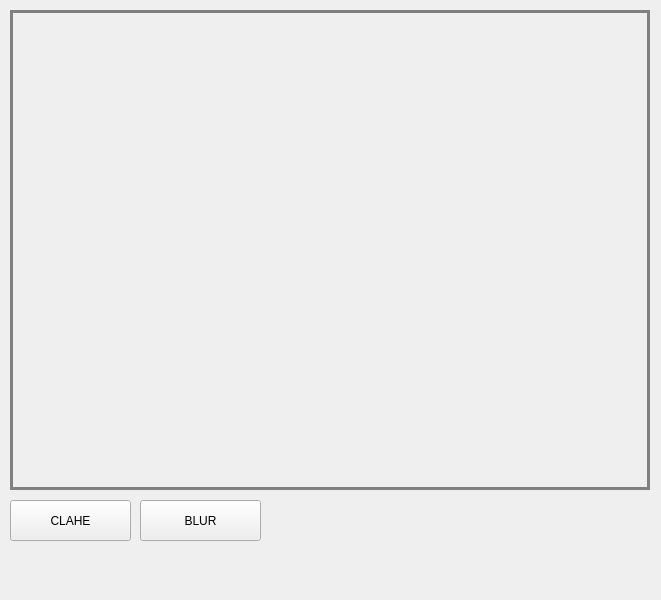
This is COMPUTER_VISION/COMPUTER_VISION.ui in goobncl/COMPUTER_VISION as Qt 5 draws it before an edit. The edited form follows.
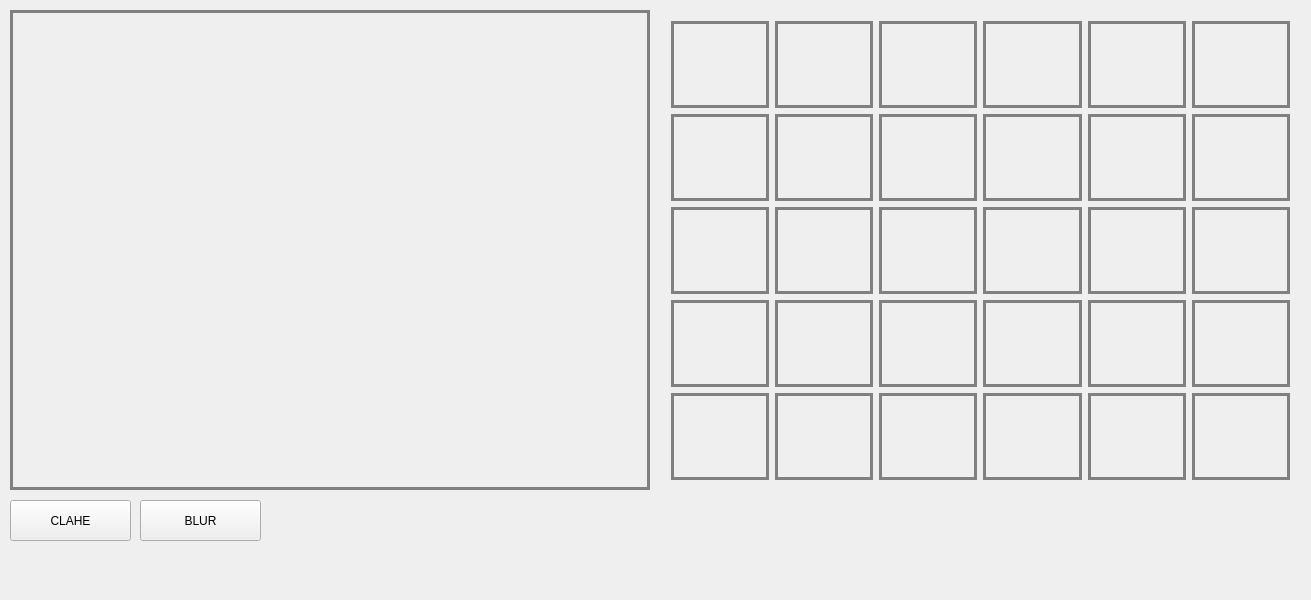
This is the edited form.

Commit message: UI 확장

The edit to the form file:
```diff
--- a/COMPUTER_VISION/COMPUTER_VISION.ui
+++ b/COMPUTER_VISION/COMPUTER_VISION.ui
@@ -6,7 +6,7 @@
    <rect>
     <x>0</x>
     <y>0</y>
-    <width>661</width>
+    <width>1311</width>
     <height>600</height>
    </rect>
   </property>
@@ -74,6 +74,498 @@
      <string>BLUR</string>
     </property>
    </widget>
+   <widget class="QWidget" name="gridLayoutWidget">
+    <property name="geometry">
+     <rect>
+      <x>660</x>
+      <y>10</y>
+      <width>641</width>
+      <height>481</height>
+     </rect>
+    </property>
+    <layout class="QGridLayout" name="gridLayout">
+     <item row="4" column="3">
+      <widget class="QLabel" name="videoLabel_11">
+       <property name="styleSheet">
+        <string notr="true">border: 3px solid gray;</string>
+       </property>
+       <property name="frameShape">
+        <enum>QFrame::NoFrame</enum>
+       </property>
+       <property name="frameShadow">
+        <enum>QFrame::Plain</enum>
+       </property>
+       <property name="text">
+        <string/>
+       </property>
+      </widget>
+     </item>
+     <item row="3" column="5">
+      <widget class="QLabel" name="videoLabel_7">
+       <property name="styleSheet">
+        <string notr="true">border: 3px solid gray;</string>
+       </property>
+       <property name="frameShape">
+        <enum>QFrame::NoFrame</enum>
+       </property>
+       <property name="frameShadow">
+        <enum>QFrame::Plain</enum>
+       </property>
+       <property name="text">
+        <string/>
+       </property>
+      </widget>
+     </item>
+     <item row="3" column="4">
+      <widget class="QLabel" name="videoLabel_6">
+       <property name="styleSheet">
+        <string notr="true">border: 3px solid gray;</string>
+       </property>
+       <property name="frameShape">
+        <enum>QFrame::NoFrame</enum>
+       </property>
+       <property name="frameShadow">
+        <enum>QFrame::Plain</enum>
+       </property>
+       <property name="text">
+        <string/>
+       </property>
+      </widget>
+     </item>
+     <item row="3" column="3">
+      <widget class="QLabel" name="videoLabel_5">
+       <property name="styleSheet">
+        <string notr="true">border: 3px solid gray;</string>
+       </property>
+       <property name="frameShape">
+        <enum>QFrame::NoFrame</enum>
+       </property>
+       <property name="frameShadow">
+        <enum>QFrame::Plain</enum>
+       </property>
+       <property name="text">
+        <string/>
+       </property>
+      </widget>
+     </item>
+     <item row="4" column="0">
+      <widget class="QLabel" name="videoLabel_8">
+       <property name="styleSheet">
+        <string notr="true">border: 3px solid gray;</string>
+       </property>
+       <property name="frameShape">
+        <enum>QFrame::NoFrame</enum>
+       </property>
+       <property name="frameShadow">
+        <enum>QFrame::Plain</enum>
+       </property>
+       <property name="text">
+        <string/>
+       </property>
+      </widget>
+     </item>
+     <item row="3" column="1">
+      <widget class="QLabel" name="videoLabel_2">
+       <property name="styleSheet">
+        <string notr="true">border: 3px solid gray;</string>
+       </property>
+       <property name="frameShape">
+        <enum>QFrame::NoFrame</enum>
+       </property>
+       <property name="frameShadow">
+        <enum>QFrame::Plain</enum>
+       </property>
+       <property name="text">
+        <string/>
+       </property>
+      </widget>
+     </item>
+     <item row="3" column="0">
+      <widget class="QLabel" name="videoLabel_3">
+       <property name="styleSheet">
+        <string notr="true">border: 3px solid gray;</string>
+       </property>
+       <property name="frameShape">
+        <enum>QFrame::NoFrame</enum>
+       </property>
+       <property name="frameShadow">
+        <enum>QFrame::Plain</enum>
+       </property>
+       <property name="text">
+        <string/>
+       </property>
+      </widget>
+     </item>
+     <item row="4" column="4">
+      <widget class="QLabel" name="videoLabel_12">
+       <property name="styleSheet">
+        <string notr="true">border: 3px solid gray;</string>
+       </property>
+       <property name="frameShape">
+        <enum>QFrame::NoFrame</enum>
+       </property>
+       <property name="frameShadow">
+        <enum>QFrame::Plain</enum>
+       </property>
+       <property name="text">
+        <string/>
+       </property>
+      </widget>
+     </item>
+     <item row="4" column="2">
+      <widget class="QLabel" name="videoLabel_10">
+       <property name="styleSheet">
+        <string notr="true">border: 3px solid gray;</string>
+       </property>
+       <property name="frameShape">
+        <enum>QFrame::NoFrame</enum>
+       </property>
+       <property name="frameShadow">
+        <enum>QFrame::Plain</enum>
+       </property>
+       <property name="text">
+        <string/>
+       </property>
+      </widget>
+     </item>
+     <item row="3" column="2">
+      <widget class="QLabel" name="videoLabel_4">
+       <property name="styleSheet">
+        <string notr="true">border: 3px solid gray;</string>
+       </property>
+       <property name="frameShape">
+        <enum>QFrame::NoFrame</enum>
+       </property>
+       <property name="frameShadow">
+        <enum>QFrame::Plain</enum>
+       </property>
+       <property name="text">
+        <string/>
+       </property>
+      </widget>
+     </item>
+     <item row="4" column="1">
+      <widget class="QLabel" name="videoLabel_9">
+       <property name="styleSheet">
+        <string notr="true">border: 3px solid gray;</string>
+       </property>
+       <property name="frameShape">
+        <enum>QFrame::NoFrame</enum>
+       </property>
+       <property name="frameShadow">
+        <enum>QFrame::Plain</enum>
+       </property>
+       <property name="text">
+        <string/>
+       </property>
+      </widget>
+     </item>
+     <item row="4" column="5">
+      <widget class="QLabel" name="videoLabel_13">
+       <property name="styleSheet">
+        <string notr="true">border: 3px solid gray;</string>
+       </property>
+       <property name="frameShape">
+        <enum>QFrame::NoFrame</enum>
+       </property>
+       <property name="frameShadow">
+        <enum>QFrame::Plain</enum>
+       </property>
+       <property name="text">
+        <string/>
+       </property>
+      </widget>
+     </item>
+     <item row="5" column="0">
+      <widget class="QLabel" name="videoLabel_14">
+       <property name="styleSheet">
+        <string notr="true">border: 3px solid gray;</string>
+       </property>
+       <property name="frameShape">
+        <enum>QFrame::NoFrame</enum>
+       </property>
+       <property name="frameShadow">
+        <enum>QFrame::Plain</enum>
+       </property>
+       <property name="text">
+        <string/>
+       </property>
+      </widget>
+     </item>
+     <item row="6" column="0">
+      <widget class="QLabel" name="videoLabel_16">
+       <property name="styleSheet">
+        <string notr="true">border: 3px solid gray;</string>
+       </property>
+       <property name="frameShape">
+        <enum>QFrame::NoFrame</enum>
+       </property>
+       <property name="frameShadow">
+        <enum>QFrame::Plain</enum>
+       </property>
+       <property name="text">
+        <string/>
+       </property>
+      </widget>
+     </item>
+     <item row="5" column="1">
+      <widget class="QLabel" name="videoLabel_15">
+       <property name="styleSheet">
+        <string notr="true">border: 3px solid gray;</string>
+       </property>
+       <property name="frameShape">
+        <enum>QFrame::NoFrame</enum>
+       </property>
+       <property name="frameShadow">
+        <enum>QFrame::Plain</enum>
+       </property>
+       <property name="text">
+        <string/>
+       </property>
+      </widget>
+     </item>
+     <item row="7" column="0">
+      <widget class="QLabel" name="videoLabel_17">
+       <property name="styleSheet">
+        <string notr="true">border: 3px solid gray;</string>
+       </property>
+       <property name="frameShape">
+        <enum>QFrame::NoFrame</enum>
+       </property>
+       <property name="frameShadow">
+        <enum>QFrame::Plain</enum>
+       </property>
+       <property name="text">
+        <string/>
+       </property>
+      </widget>
+     </item>
+     <item row="5" column="2">
+      <widget class="QLabel" name="videoLabel_18">
+       <property name="styleSheet">
+        <string notr="true">border: 3px solid gray;</string>
+       </property>
+       <property name="frameShape">
+        <enum>QFrame::NoFrame</enum>
+       </property>
+       <property name="frameShadow">
+        <enum>QFrame::Plain</enum>
+       </property>
+       <property name="text">
+        <string/>
+       </property>
+      </widget>
+     </item>
+     <item row="5" column="3">
+      <widget class="QLabel" name="videoLabel_19">
+       <property name="styleSheet">
+        <string notr="true">border: 3px solid gray;</string>
+       </property>
+       <property name="frameShape">
+        <enum>QFrame::NoFrame</enum>
+       </property>
+       <property name="frameShadow">
+        <enum>QFrame::Plain</enum>
+       </property>
+       <property name="text">
+        <string/>
+       </property>
+      </widget>
+     </item>
+     <item row="5" column="4">
+      <widget class="QLabel" name="videoLabel_20">
+       <property name="styleSheet">
+        <string notr="true">border: 3px solid gray;</string>
+       </property>
+       <property name="frameShape">
+        <enum>QFrame::NoFrame</enum>
+       </property>
+       <property name="frameShadow">
+        <enum>QFrame::Plain</enum>
+       </property>
+       <property name="text">
+        <string/>
+       </property>
+      </widget>
+     </item>
+     <item row="5" column="5">
+      <widget class="QLabel" name="videoLabel_21">
+       <property name="styleSheet">
+        <string notr="true">border: 3px solid gray;</string>
+       </property>
+       <property name="frameShape">
+        <enum>QFrame::NoFrame</enum>
+       </property>
+       <property name="frameShadow">
+        <enum>QFrame::Plain</enum>
+       </property>
+       <property name="text">
+        <string/>
+       </property>
+      </widget>
+     </item>
+     <item row="6" column="1">
+      <widget class="QLabel" name="videoLabel_22">
+       <property name="styleSheet">
+        <string notr="true">border: 3px solid gray;</string>
+       </property>
+       <property name="frameShape">
+        <enum>QFrame::NoFrame</enum>
+       </property>
+       <property name="frameShadow">
+        <enum>QFrame::Plain</enum>
+       </property>
+       <property name="text">
+        <string/>
+       </property>
+      </widget>
+     </item>
+     <item row="6" column="2">
+      <widget class="QLabel" name="videoLabel_23">
+       <property name="styleSheet">
+        <string notr="true">border: 3px solid gray;</string>
+       </property>
+       <property name="frameShape">
+        <enum>QFrame::NoFrame</enum>
+       </property>
+       <property name="frameShadow">
+        <enum>QFrame::Plain</enum>
+       </property>
+       <property name="text">
+        <string/>
+       </property>
+      </widget>
+     </item>
+     <item row="6" column="3">
+      <widget class="QLabel" name="videoLabel_24">
+       <property name="styleSheet">
+        <string notr="true">border: 3px solid gray;</string>
+       </property>
+       <property name="frameShape">
+        <enum>QFrame::NoFrame</enum>
+       </property>
+       <property name="frameShadow">
+        <enum>QFrame::Plain</enum>
+       </property>
+       <property name="text">
+        <string/>
+       </property>
+      </widget>
+     </item>
+     <item row="6" column="4">
+      <widget class="QLabel" name="videoLabel_25">
+       <property name="styleSheet">
+        <string notr="true">border: 3px solid gray;</string>
+       </property>
+       <property name="frameShape">
+        <enum>QFrame::NoFrame</enum>
+       </property>
+       <property name="frameShadow">
+        <enum>QFrame::Plain</enum>
+       </property>
+       <property name="text">
+        <string/>
+       </property>
+      </widget>
+     </item>
+     <item row="6" column="5">
+      <widget class="QLabel" name="videoLabel_26">
+       <property name="styleSheet">
+        <string notr="true">border: 3px solid gray;</string>
+       </property>
+       <property name="frameShape">
+        <enum>QFrame::NoFrame</enum>
+       </property>
+       <property name="frameShadow">
+        <enum>QFrame::Plain</enum>
+       </property>
+       <property name="text">
+        <string/>
+       </property>
+      </widget>
+     </item>
+     <item row="7" column="1">
+      <widget class="QLabel" name="videoLabel_27">
+       <property name="styleSheet">
+        <string notr="true">border: 3px solid gray;</string>
+       </property>
+       <property name="frameShape">
+        <enum>QFrame::NoFrame</enum>
+       </property>
+       <property name="frameShadow">
+        <enum>QFrame::Plain</enum>
+       </property>
+       <property name="text">
+        <string/>
+       </property>
+      </widget>
+     </item>
+     <item row="7" column="2">
+      <widget class="QLabel" name="videoLabel_28">
+       <property name="styleSheet">
+        <string notr="true">border: 3px solid gray;</string>
+       </property>
+       <property name="frameShape">
+        <enum>QFrame::NoFrame</enum>
+       </property>
+       <property name="frameShadow">
+        <enum>QFrame::Plain</enum>
+       </property>
+       <property name="text">
+        <string/>
+       </property>
+      </widget>
+     </item>
+     <item row="7" column="3">
+      <widget class="QLabel" name="videoLabel_29">
+       <property name="styleSheet">
+        <string notr="true">border: 3px solid gray;</string>
+       </property>
+       <property name="frameShape">
+        <enum>QFrame::NoFrame</enum>
+       </property>
+       <property name="frameShadow">
+        <enum>QFrame::Plain</enum>
+       </property>
+       <property name="text">
+        <string/>
+       </property>
+      </widget>
+     </item>
+     <item row="7" column="4">
+      <widget class="QLabel" name="videoLabel_30">
+       <property name="styleSheet">
+        <string notr="true">border: 3px solid gray;</string>
+       </property>
+       <property name="frameShape">
+        <enum>QFrame::NoFrame</enum>
+       </property>
+       <property name="frameShadow">
+        <enum>QFrame::Plain</enum>
+       </property>
+       <property name="text">
+        <string/>
+       </property>
+      </widget>
+     </item>
+     <item row="7" column="5">
+      <widget class="QLabel" name="videoLabel_31">
+       <property name="styleSheet">
+        <string notr="true">border: 3px solid gray;</string>
+       </property>
+       <property name="frameShape">
+        <enum>QFrame::NoFrame</enum>
+       </property>
+       <property name="frameShadow">
+        <enum>QFrame::Plain</enum>
+       </property>
+       <property name="text">
+        <string/>
+       </property>
+      </widget>
+     </item>
+    </layout>
+   </widget>
   </widget>
  </widget>
  <layoutdefault spacing="6" margin="11"/>
```
